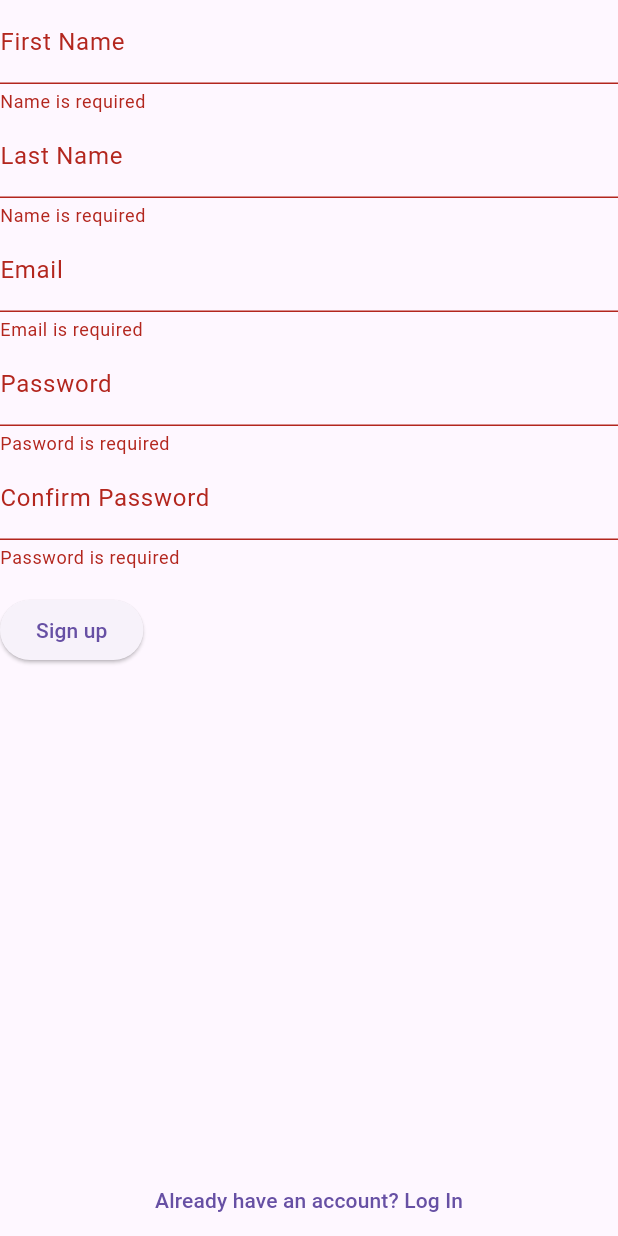
After one commit to dunja131/UniVents, a Flutter app: the OptionPage screen opened directly, after a tap on "Log in", after a tap on "Don't have an account? Sign Up", after a tap on "Sign up", on a phone screen of 412 x 824 dp. The commit adds this screen. Run offline on Flutter 3.47's test engine with Material 3 defaults, Android fonts, the phone set to English and light mode, and no system bars; our stand-ins replace google_nav_bar.

Commit message:
Adding login and signup pages

```diff
--- a/frontend/lib/homepage.dart
+++ b/frontend/lib/homepage.dart
@@ -4,6 +4,7 @@ import 'package:google_nav_bar/google_nav_bar.dart';
 import 'pages/landing.dart';
 import 'pages/calander.dart';
 import 'pages/settings.dart';
+import 'pages/optionPage.dart';
 
 class HomePage extends StatefulWidget {
   const HomePage({super.key});
@@ -26,6 +27,7 @@ class _HomePageState extends State<HomePage> {
     CalendarPage(),
     FriendsPage(),
     SettingsPage(),
+    OptionPage(),
   ];
 
   @override
@@ -71,6 +73,10 @@ class _HomePageState extends State<HomePage> {
             icon: Icons.settings,
             text: 'Settings',
           ),
+          GButton(
+            icon: Icons.person_add,
+            text: 'Log in',
+          ),
             ],
           ),
         ),
--- /dev/null
+++ b/frontend/lib/pages/loginForm.dart
@@ -0,0 +1,84 @@
+import 'package:flutter/material.dart';
+
+class LoginForm extends StatefulWidget {
+  const LoginForm({super.key});
+
+  @override
+  LoginFormState createState() {
+    return LoginFormState();
+  }
+}
+
+class LoginFormState extends State<LoginForm> {
+  final _formKey = GlobalKey<FormState>();
+  // bool _isLoading = false;
+
+  // void _submit() async{
+  //   if(_formKey.currentState!.validate()){
+  //     setState(() => _isLoading = true);
+
+  //     await Future.delayed(const Duration(seconds: 2));
+
+  //     setState(() => _isLoading = false);
+
+  //   }
+  // }
+
+  @override
+  Widget build(BuildContext context) {
+    return Form(
+      key: _formKey,
+      child: Column(
+        crossAxisAlignment: CrossAxisAlignment.start,
+
+        children: [
+          TextFormField(
+            decoration: const InputDecoration(
+              labelText: 'Email',
+              icon: Icon(Icons.email_outlined),
+            ),
+            validator: (value) {
+              if (value == null || value.isEmpty) {
+                return 'Email is required';
+              }
+              if (!value.contains('@')) {
+                return 'Enter a valid email';
+              }
+              return null;
+            },
+          ),
+          TextFormField(
+            decoration: const InputDecoration(
+              labelText: 'Password',
+              icon: Icon(Icons.lock_outline),
+            ),
+            validator: (value) {
+              if (value == null || value.isEmpty) {
+                return 'Password is required';
+              }
+              // if(!value.contains('@')){
+              //   return 'Enter a valid pasword';
+              // }
+              return null;
+            },
+          ),
+          Padding(
+            padding: const EdgeInsets.symmetric(vertical: 16),
+            child: ElevatedButton(
+              onPressed: () {
+                if (_formKey.currentState!.validate()) {
+                  ScaffoldMessenger.of(context).showSnackBar(
+                    const SnackBar(
+                      content: Text('Logged in'),
+                    ), //comes up when submit is pressed
+                  );
+                }
+              },
+              child: const Text('Log in'), //the button
+            ),
+          ),
+        ],
+      ),
+    );
+  }
+}
--- /dev/null
+++ b/frontend/lib/pages/optionPage.dart
@@ -0,0 +1,46 @@
+import 'package:flutter/material.dart';
+import 'loginForm.dart';
+import 'signUpForm.dart';
+
+
+class OptionPage extends StatefulWidget {
+  const OptionPage({super.key});
+
+  @override
+  State<OptionPage> createState() => _OptionPageState();
+}
+
+class _OptionPageState extends State<OptionPage> {
+  bool _isLogin = true;
+
+  void _toggleMode() {
+    setState(() => _isLogin = !_isLogin);
+  }
+
+  @override
+  Widget build(BuildContext context) {
+    return Scaffold(
+      body: Column(
+        children: [
+          Expanded(
+            child: AnimatedSwitcher(
+              duration: const Duration(milliseconds: 300),
+              child: _isLogin
+                  ? LoginForm(key: const ValueKey('login'))
+                  : SignUpForm(key: const ValueKey('signup')),
+            ),
+          ),
+          const SizedBox(height: 16),
+          TextButton(
+            onPressed: _toggleMode,
+            child: Text(
+              _isLogin
+                  ? "Don't have an account? Sign Up"
+                  : 'Already have an account? Log In',
+            ),
+          ),
+        ],
+      ),
+    );
+  }
+}
--- /dev/null
+++ b/frontend/lib/pages/signUpForm.dart
@@ -0,0 +1,101 @@
+import 'package:flutter/material.dart';
+
+class SignUpForm extends StatefulWidget {
+  const SignUpForm({super.key});
+
+  @override
+  SignUpFormState createState() {
+    return SignUpFormState();
+  }
+}
+
+class SignUpFormState extends State<SignUpForm> {
+  final _formKey = GlobalKey<FormState>();
+
+  @override
+  Widget build(BuildContext context) {
+    final _passwordController = TextEditingController();
+
+    return Form(
+      key: _formKey,
+      child: Column(
+        crossAxisAlignment: CrossAxisAlignment.start,
+
+        children: [
+          TextFormField(
+            decoration: const InputDecoration(labelText: 'First Name'),
+            validator: (value) {
+              if (value == null || value.isEmpty) {
+                return 'Name is required';
+              }
+              return null;
+            },
+          ),
+          TextFormField(
+            decoration: const InputDecoration(labelText: 'Last Name'),
+            validator: (value) {
+              if (value == null || value.isEmpty) {
+                return 'Name is required';
+              }
+              return null;
+            },
+          ),
+          TextFormField(
+            decoration: const InputDecoration(labelText: 'Email'),
+            validator: (value) {
+              if (value == null || value.isEmpty) {
+                return 'Email is required';
+              }
+              if (!value.contains('@')) {
+                return 'Enter a valid email';
+              }
+              return null;
+            },
+          ),
+          TextFormField(
+            controller: _passwordController,
+            decoration: const InputDecoration(labelText: 'Password'),
+            obscureText: true,
+            validator: (value) {
+              if (value == null || value.isEmpty) {
+                return 'Pasword is required';
+              }
+              if(value.length < 6){
+                return 'Password must be atleast 6 characters';
+              }
+              return null;
+            },
+          ),
+          TextFormField(
+            decoration: const InputDecoration(labelText: 'Confirm Password'),
+            obscureText: true,
+            validator: (value) {
+              if (value == null || value.isEmpty) {
+                return 'Password is required';
+              }
+              if (value != _passwordController.text) {
+                return 'Passwords do not match';
+              }
+              return null;
+            },
+          ),
+          Padding(
+            padding: const EdgeInsets.symmetric(vertical: 16),
+            child: ElevatedButton(
+              onPressed: () {
+                if (_formKey.currentState!.validate()) {
+                  ScaffoldMessenger.of(context).showSnackBar(
+                    const SnackBar(
+                      content: Text('Signed up'),
+                    ), //comes up when submit is pressed
+                  );
+                }
+              },
+              child: const Text('Sign up'), //the button
+            ),
+          ),
+        ],
+      ),
+    );
+  }
+}
```
